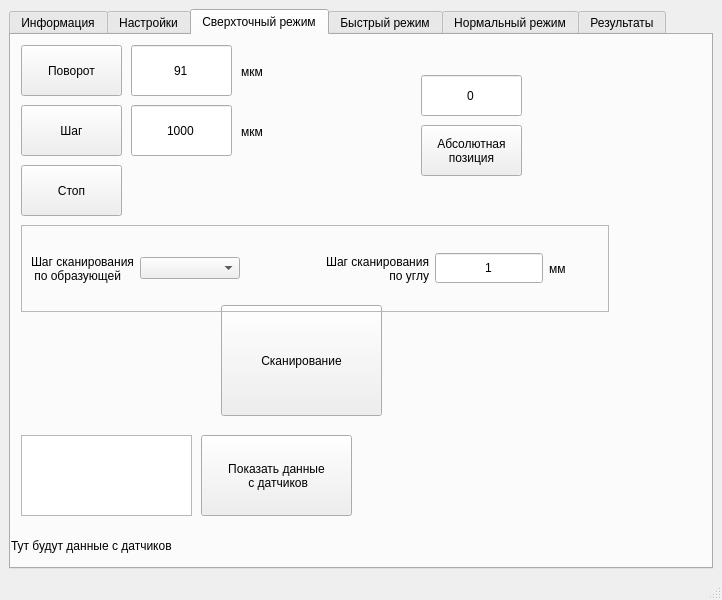
The window that rotor_ui.ui (BuslaySt/Rotor) describes before a commit, drawn with Qt 5.
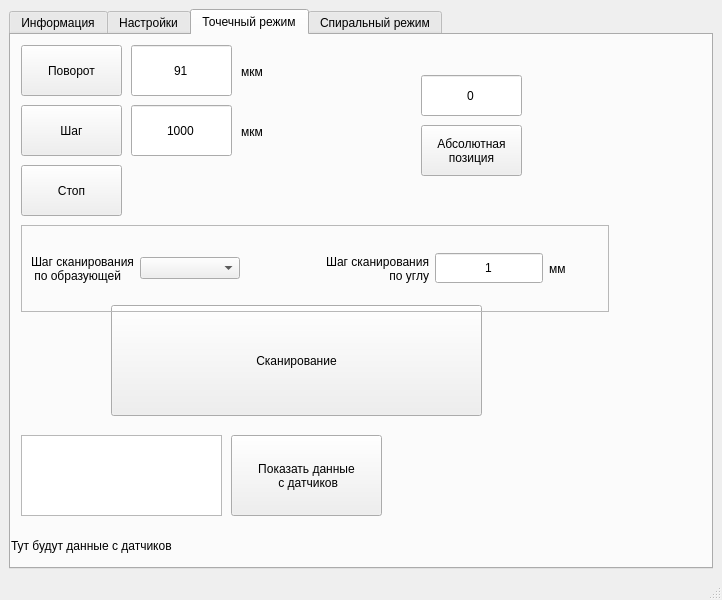
The same window after the commit. The open tabs and pages were chosen to show the change. Icons and pictures are not drawn.

```diff
--- a/rotor_ui.ui
+++ b/rotor_ui.ui
@@ -594,7 +594,7 @@
       </widget>
       <widget class="QWidget" name="tab3_precise">
        <attribute name="title">
-        <string>Сверхточный режим</string>
+        <string>Точечный режим</string>
        </attribute>
        <widget class="QPushButton" name="tab3_pBtn1_Rotate">
         <property name="geometry">
@@ -638,9 +638,9 @@
        <widget class="QPushButton" name="tab3_pBtn5_Scan">
         <property name="geometry">
          <rect>
-          <x>210</x>
+          <x>100</x>
           <y>270</y>
-          <width>161</width>
+          <width>371</width>
           <height>111</height>
          </rect>
         </property>
@@ -793,7 +793,7 @@
          <rect>
           <x>10</x>
           <y>400</y>
-          <width>171</width>
+          <width>201</width>
           <height>81</height>
          </rect>
         </property>
@@ -801,7 +801,7 @@
        <widget class="QPushButton" name="pBtn_ShowData">
         <property name="geometry">
          <rect>
-          <x>190</x>
+          <x>220</x>
           <y>400</y>
           <width>151</width>
           <height>81</height>
@@ -886,17 +886,7 @@
       </widget>
       <widget class="QWidget" name="tab4_fast">
        <attribute name="title">
-        <string>Быстрый режим</string>
-       </attribute>
-      </widget>
-      <widget class="QWidget" name="tab5_normal">
-       <attribute name="title">
-        <string>Нормальный режим</string>
-       </attribute>
-      </widget>
-      <widget class="QWidget" name="tab6_result">
-       <attribute name="title">
-        <string>Результаты</string>
+        <string>Спиральный режим</string>
        </attribute>
       </widget>
      </widget>
```
Left out of the diff: 2 changed lines with no effect on the pictures.
